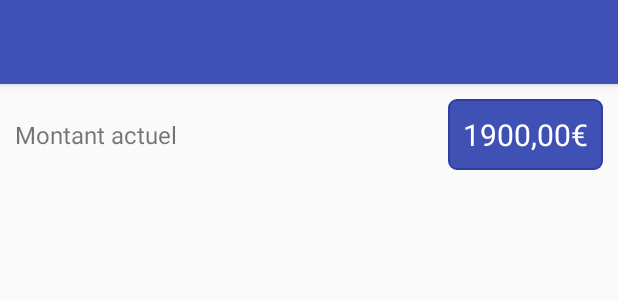
After one commit to cbrouillard/epsilon-mobile, an Android app: the layout account_detail.xml on its own in the app's theme, with its tools: preview values and no code run, on a phone screen of 412 x 824 dp. The commit adds this screen. Shown: the top 300 px of the screen. Run offline under Robolectric (Android 15) with nearby library versions, the phone set to English and light mode, and no system bars.

Commit message:
Amélioration activities + details account

```diff
--- a/epsilon/src/main/AndroidManifest.xml
+++ b/epsilon/src/main/AndroidManifest.xml
@@ -15,7 +15,7 @@
 
         <activity
             android:name="com.headbangers.epsilon.v3.activity.AccountsActivity_"
-            android:label="@string/account.list">
+            android:label="@string/app_name">
             <intent-filter>
                 <action android:name="android.intent.action.MAIN" />
                 <category android:name="android.intent.category.LAUNCHER" />
@@ -26,5 +26,9 @@
             android:name="com.headbangers.epsilon.v3.activity.AuthActivity_"
             android:label="@string/authenticate"></activity>
 
+        <activity
+            android:name="com.headbangers.epsilon.v3.activity.AccountDetailActivity_"
+            android:label="@string/app_name"></activity>
+
     </application>
 </manifest>
--- a/epsilon/src/main/java/com/headbangers/epsilon/v3/adapter/AccountsListAdapter.java
+++ b/epsilon/src/main/java/com/headbangers/epsilon/v3/adapter/AccountsAdapter.java
@@ -13,14 +13,14 @@ import com.headbangers.epsilon.v3.model.Account;
 import java.text.DecimalFormat;
 import java.util.List;
 
-public class AccountsListAdapter extends ArrayAdapter<Account> {
+public class AccountsAdapter extends ArrayAdapter<Account> {
 
     private Activity context;
     private List<Account> accounts;
 
     private static DecimalFormat df = new DecimalFormat("0.00");
 
-    public AccountsListAdapter(Activity context, List<Account> accounts) {
+    public AccountsAdapter(Activity context, List<Account> accounts) {
         super(context, R.layout.one_account, accounts);
         this.context = context;
         this.accounts = accounts;
--- /dev/null
+++ b/epsilon/src/main/res/layout/account_detail.xml
@@ -0,0 +1,96 @@
+<?xml version="1.0" encoding="utf-8"?>
+<LinearLayout xmlns:android="http://schemas.android.com/apk/res/android"
+    xmlns:app="http://schemas.android.com/apk/res-auto"
+    android:layout_width="match_parent"
+    android:layout_height="match_parent"
+    android:orientation="vertical">
+
+    <android.support.design.widget.AppBarLayout
+        android:layout_width="match_parent"
+        android:layout_height="wrap_content"
+        android:theme="@style/AppTheme.AppBarOverlay">
+
+        <android.support.v7.widget.Toolbar
+            android:id="@+id/toolbar"
+            android:layout_width="match_parent"
+            android:layout_height="?attr/actionBarSize"
+            android:background="?attr/colorPrimary"
+            app:popupTheme="@style/AppTheme.PopupOverlay" />
+
+    </android.support.design.widget.AppBarLayout>
+
+    <LinearLayout
+        android:layout_width="fill_parent"
+        android:layout_height="wrap_content"
+        android:layout_margin="10dp"
+        android:gravity="center_horizontal|center_vertical"
+        android:orientation="horizontal">
+
+        <LinearLayout
+            android:layout_width="wrap_content"
+            android:layout_height="wrap_content"
+            android:orientation="vertical">
+
+            <TextView
+                android:layout_width="wrap_content"
+                android:layout_height="wrap_content"
+                android:gravity="center_vertical"
+                android:text="@string/current_amount"
+                android:textSize="16dip" />
+
+        </LinearLayout>
+
+
+        <LinearLayout
+            android:layout_width="fill_parent"
+            android:layout_height="wrap_content"
+            android:gravity="right|center_horizontal|center_vertical"
+            android:orientation="horizontal">
+
+            <TextView
+                android:id="@+id/sold"
+                android:layout_width="wrap_content"
+                android:layout_height="wrap_content"
+                android:background="@drawable/primary_label"
+                android:gravity="right"
+                android:padding="10dp"
+                android:text="1900,00€"
+                android:textColor="#ffffff"
+                android:textSize="20dp" />
+
+        </LinearLayout>
+
+
+    </LinearLayout>
+
+    <RelativeLayout
+        android:layout_width="match_parent"
+        android:layout_height="match_parent">
+
+        <ListView
+            android:id="@+id/list"
+            android:layout_width="fill_parent"
+            android:layout_height="wrap_content"
+            />
+
+        <android.support.design.widget.FloatingActionButton
+            android:id="@+id/addFacture"
+            android:layout_width="wrap_content"
+            android:layout_height="wrap_content"
+            android:src="@drawable/adddepense"
+            android:layout_alignEnd="@id/list"
+            android:layout_alignBottom="@id/list"
+            android:layout_marginRight="16dp"
+            android:layout_marginBottom="64dp"/>
+
+        <android.support.design.widget.FloatingActionButton
+            android:id="@+id/refresh"
+            android:layout_width="wrap_content"
+            android:layout_height="wrap_content"
+            android:layout_margin="16dp"
+            android:src="@drawable/refresh"
+            android:layout_alignEnd="@id/list"
+            android:layout_alignBottom="@id/list"/>
+    </RelativeLayout>
+
+</LinearLayout>
--- a/epsilon/src/main/res/layout/one_account.xml
+++ b/epsilon/src/main/res/layout/one_account.xml
@@ -4,10 +4,12 @@
     android:layout_height="wrap_content"
     android:orientation="horizontal" android:padding="10dip">
 
+
     <LinearLayout
         android:layout_width="fill_parent"
         android:layout_height="wrap_content"
-        android:orientation="horizontal">
+        android:orientation="horizontal"
+        android:gravity="center_horizontal|center_vertical">
 
         <LinearLayout
             android:layout_width="wrap_content"
@@ -43,7 +45,7 @@
                 android:layout_width="wrap_content"
                 android:layout_height="wrap_content"
                 android:text="1900,00€" android:textColor="#ffffff"
-                android:textSize="20dip" android:padding="10dip"
+                android:textSize="20dp" android:padding="10dp"
                 android:gravity="right" android:background="@drawable/primary_label"/>
 
         </LinearLayout>
--- a/epsilon/src/main/res/menu/menu_auth.xml
+++ b/epsilon/src/main/res/menu/menu_auth.xml
@@ -5,6 +5,6 @@
     <item
         android:id="@+id/action_auth_ok"
         android:orderInCategory="100"
-        android:title="@string/action.ok"
+        android:title="@string/action_ok"
         app:showAsAction="always" />
 </menu>
```
Also changed, not shown: epsilon/src/main/java/com/headbangers/epsilon/v3/activity/AbstractEpsilonActivity.java (added, +41 -0 lines), epsilon/src/main/java/com/headbangers/epsilon/v3/activity/AccountDetailActivity.java (added, +42 -0 lines), epsilon/src/main/java/com/headbangers/epsilon/v3/activity/AccountsActivity.java (+11 -32 lines), epsilon/src/main/res/layout/accounts.xml (+7 -1 lines), epsilon/src/main/res/layout/authentication.xml (+4 -4 lines), epsilon/src/main/res/values/strings.xml (+8 -6 lines).
